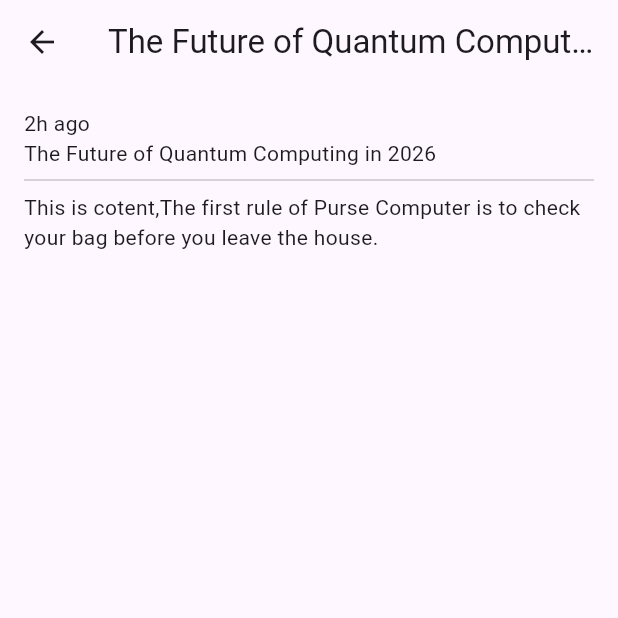
After one commit to zaselalk/blog_app, a Flutter app: the screen it shows after launch, after a tap on "The Future of Quantum Computing in 2026", on a phone screen of 412 x 824 dp, the top half of it. The commit adds this screen. Run offline on Flutter 3.47's test engine with Material 3 defaults, Android fonts, the phone set to English and light mode, and no system bars; network calls fail.

Commit message:
:sparkles: Create news details page

```diff
--- /dev/null
+++ b/lib/screens/article_details_page.dart
@@ -0,0 +1,33 @@
+import 'package:blog_app/models/article.dart';
+import 'package:flutter/material.dart';
+
+class ArticleDetailsPage extends StatelessWidget {
+  final Article article;
+  const ArticleDetailsPage({super.key, required this.article});
+
+  @override
+  Widget build(BuildContext context) {
+    return Scaffold(
+      appBar: AppBar(title: Text(article.title)),
+      body: ListView(
+        children: [
+          Image.network(article.imageUrl, fit: BoxFit.cover),
+          Padding(
+            padding: const EdgeInsets.all(16.0),
+            child: Column(
+              crossAxisAlignment: CrossAxisAlignment.start,
+              children: [
+                Text(article.time),
+                Text(article.title),
+                const Divider(),
+                Text(
+                  "This is cotent,The first rule of Purse Computer is to check your bag before you leave the house.",
+                ),
+              ],
+            ),
+          ),
+        ],
+      ),
+    );
+  }
+}
--- a/lib/widget/news_feed/news_item/news_items.dart
+++ b/lib/widget/news_feed/news_item/news_items.dart
@@ -1,4 +1,5 @@
 import 'package:blog_app/models/article.dart';
+import 'package:blog_app/screens/article_details_page.dart';
 import 'package:blog_app/widget/news_feed/news_item/news_preview_text.dart';
 import 'package:blog_app/widget/news_feed/news_item/news_image.dart';
 import 'package:flutter/material.dart';
@@ -14,6 +15,15 @@ class NewsItem extends StatelessWidget {
       shape: RoundedRectangleBorder(borderRadius: BorderRadius.circular(12)),
       clipBehavior: Clip.antiAlias,
       elevation: 2,
+      child: InkWell(
+        onTap: () {
+          Navigator.push(
+            context,
+            MaterialPageRoute(
+              builder: (context) => ArticleDetailsPage(article: article),
+            ),
+          );
+        },
         child: Column(
           crossAxisAlignment: CrossAxisAlignment.start,
           children: [
@@ -24,6 +34,7 @@ class NewsItem extends StatelessWidget {
             NewsPreviewText(article: article),
           ],
         ),
+      ),
     );
   }
 }
```
Lines whose indentation alone changed are shown as unchanged.
